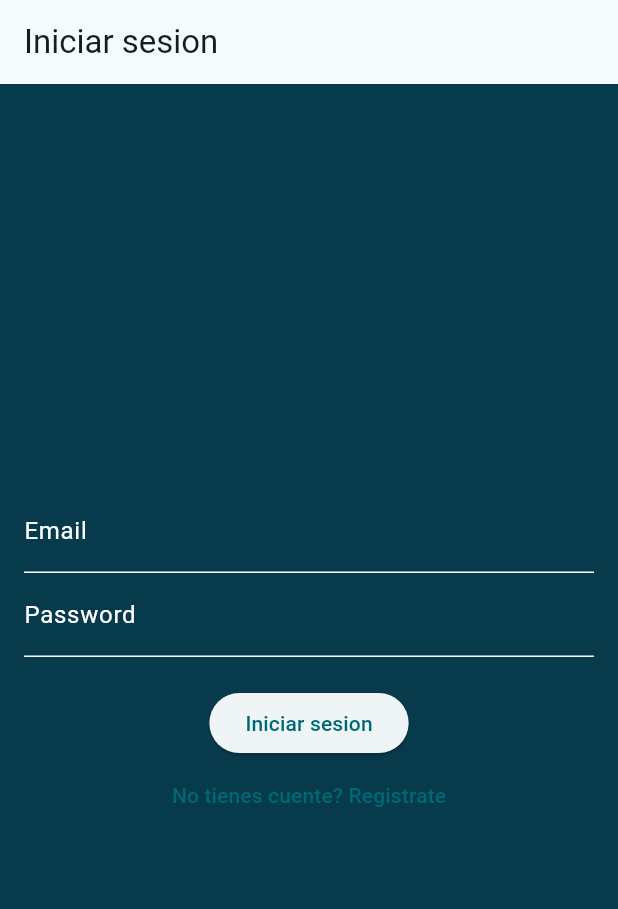
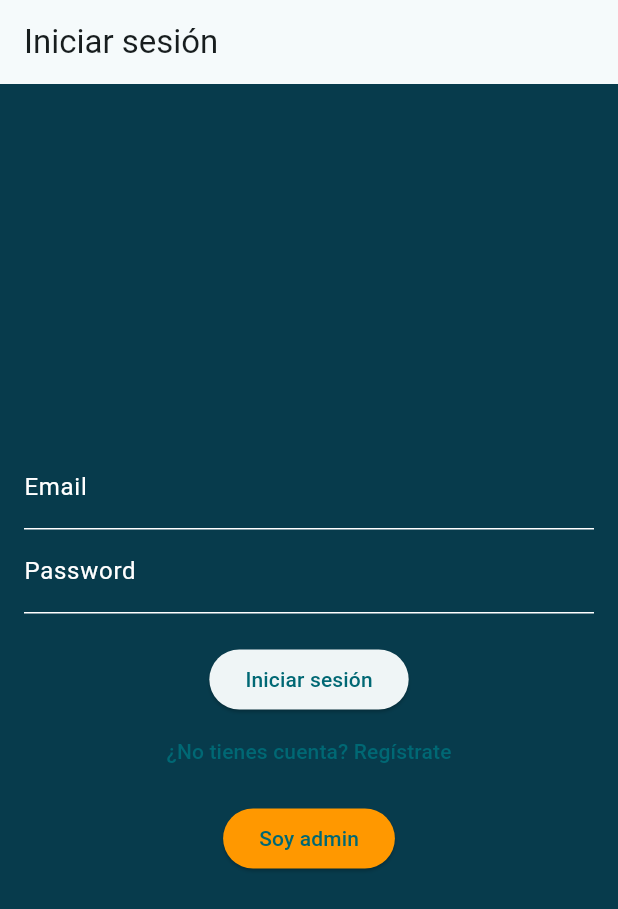
Before and after one commit to Bela1810/SmartDinner, a Flutter app: the screen it shows after launch, on a phone screen of 412 x 824 dp. Shown: the top 909 px of the screen. Run offline on Flutter 3.47's test engine with Material 3 defaults, Android fonts, the phone set to English and light mode, and no system bars; our stand-ins replace firebase_auth, firebase_core, image_picker; accounts and stored records are empty.

Commit message:
vistas de admin

```diff
--- a/lib/main.dart
+++ b/lib/main.dart
@@ -1,10 +1,11 @@
 import 'package:firebase_auth/firebase_auth.dart';
 import 'package:firebase_core/firebase_core.dart';
+import 'package:flutter/material.dart';
 import 'package:smartdinner/ui/screens/auth/auth_screen.dart';
 import 'package:smartdinner/ui/screens/table_screen/table_screen.dart';
+import 'package:smartdinner/ui/screens/admin_screens/admin_home.dart';
+import 'package:smartdinner/ui/screens/admin_screens/menu_list_screen.dart'; // Asegúrate de que el path sea correcto
 import 'firebase_options.dart';
-
-import 'package:flutter/material.dart';
 
 Future<void> main() async {
   WidgetsFlutterBinding.ensureInitialized();
@@ -27,6 +28,9 @@ class MyApp extends StatelessWidget {
         useMaterial3: true,
       ),
       home: const AuthWrapper(),
+      routes: {
+        '/admin': (context) => const AdminHome(), // Aquí añadimos la ruta
+      },
     );
   }
 }
@@ -50,6 +54,7 @@ class AuthWrapper extends StatelessWidget {
         } else {
           return const AuthScreen();
         }
-        });
+      },
+    );
   }
 }
--- a/lib/ui/screens/auth/auth_screen.dart
+++ b/lib/ui/screens/auth/auth_screen.dart
@@ -29,8 +29,8 @@ class _AuthScreenState extends State<AuthScreen> {
   @override
   Widget build(BuildContext context) {
     return Scaffold(
-      appBar: AppBar(title: Text(isLogin ? 'Iniciar sesion' : 'Registrarse')),
-      backgroundColor: Color(0xFF073B4C),
+      appBar: AppBar(title: Text(isLogin ? 'Iniciar sesión' : 'Registrarse')),
+      backgroundColor: const Color(0xFF073B4C),
       body: Padding(
         padding: const EdgeInsets.all(16.0),
         child: Column(
@@ -48,9 +48,7 @@ class _AuthScreenState extends State<AuthScreen> {
                   borderSide: BorderSide(color: Colors.blue),
                 ),
               ),
-              style: TextStyle(
-                color: Colors.white,
-              ),
+              style: const TextStyle(color: Colors.white),
             ),
             TextField(
               controller: passwordController,
@@ -64,24 +62,36 @@ class _AuthScreenState extends State<AuthScreen> {
                   borderSide: BorderSide(color: Colors.blue),
                 ),
               ),
-              style: TextStyle(
-                color: Colors.white,
-              ),
+              style: const TextStyle(color: Colors.white),
               obscureText: true,
             ),
             const SizedBox(height: 20),
             ElevatedButton(
               onPressed: handleAuth,
-                child: Text(isLogin ? 'Iniciar sesion' : 'Registrarse')),
+              child: Text(isLogin ? 'Iniciar sesión' : 'Registrarse'),
+            ),
             TextButton(
               onPressed: () {
                 setState(() {
                   isLogin = !isLogin;
                 });
               },
-                child: Text(isLogin
-                    ? 'No tienes cuente? Registrate'
-                    : 'Ya tienes cuenta?'))
+              child: Text(
+                isLogin
+                    ? '¿No tienes cuenta? Regístrate'
+                    : '¿Ya tienes cuenta?',
+              ),
+            ),
+            const SizedBox(height: 10),
+            ElevatedButton(
+              onPressed: () {
+                Navigator.pushNamed(context, '/admin');
+              },
+              style: ElevatedButton.styleFrom(
+                backgroundColor: Colors.orange,
+              ),
+              child: const Text('Soy admin'),
+            ),
           ],
         ),
       ),
```
Also changed, not shown: lib/ui/screens/admin_screens/admin_home.dart (added, +22 -0 lines), lib/ui/screens/admin_screens/menu_list_screen.dart (added, +33 -0 lines). Lines whose indentation alone changed are shown as unchanged.
